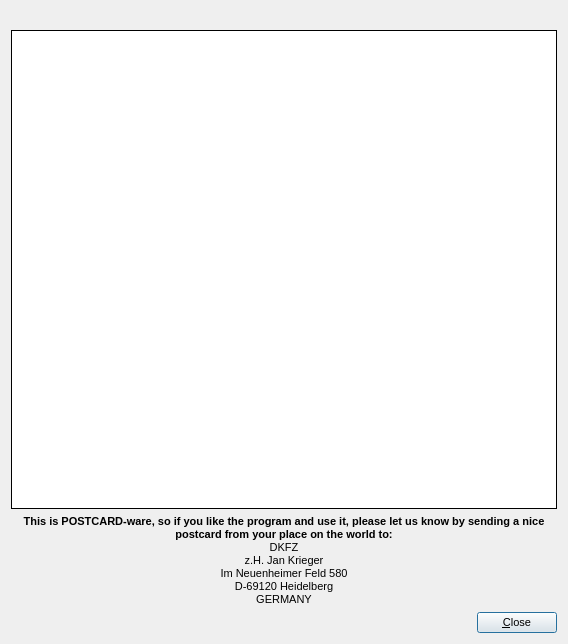
Before: the Qt Designer form application/about.ui in jkriege2/QuickFit3, drawn with Qt 5.
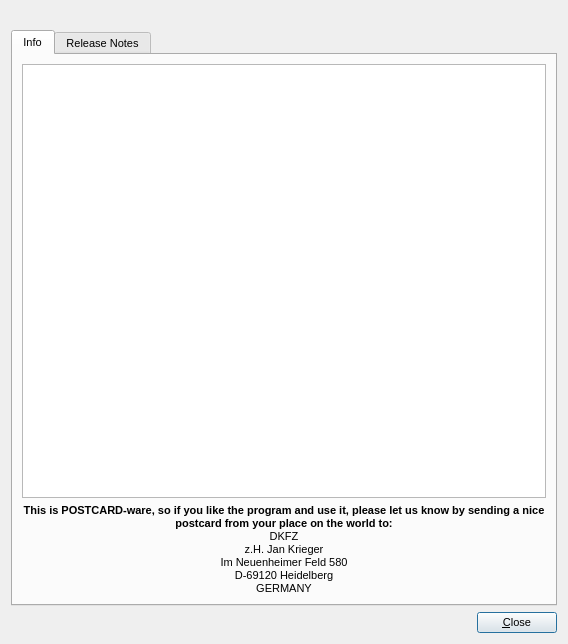
After: the same form once the commit is applied. Icons and pictures are not drawn.

Commit message: QuickFit3:   - improved about-box   - added dialog that is shown whenever a new QuickFit version is started   - added help menu entries to contact the authors and write to the mailinglist   - updated onlinehelp

```diff
--- a/application/about.ui
+++ b/application/about.ui
@@ -48,14 +48,18 @@
     </widget>
    </item>
    <item>
-    <widget class="QTextEdit" name="edtInfo">
-     <property name="frameShape">
-      <enum>QFrame::Box</enum>
+    <widget class="QTabWidget" name="tabWidget">
+     <property name="currentIndex">
+      <number>0</number>
      </property>
-     <property name="frameShadow">
-      <enum>QFrame::Plain</enum>
-     </property>
-     <property name="readOnly">
+     <widget class="QWidget" name="tab">
+      <attribute name="title">
+       <string>Info</string>
+      </attribute>
+      <layout class="QVBoxLayout" name="verticalLayout_2">
+       <item>
+        <widget class="QTextBrowser" name="edtInfo">
+         <property name="openExternalLinks">
       <bool>true</bool>
      </property>
     </widget>
@@ -71,6 +75,24 @@
      <property name="wordWrap">
       <bool>true</bool>
      </property>
+        </widget>
+       </item>
+      </layout>
+     </widget>
+     <widget class="QWidget" name="tab_2">
+      <attribute name="title">
+       <string>Release Notes</string>
+      </attribute>
+      <layout class="QVBoxLayout" name="verticalLayout_3">
+       <item>
+        <widget class="QTextBrowser" name="edtReleaseNotes">
+         <property name="openExternalLinks">
+          <bool>true</bool>
+         </property>
+        </widget>
+       </item>
+      </layout>
+     </widget>
     </widget>
    </item>
    <item>
```
Lines whose indentation alone changed are shown as unchanged. The commit also changes 18 other files.
